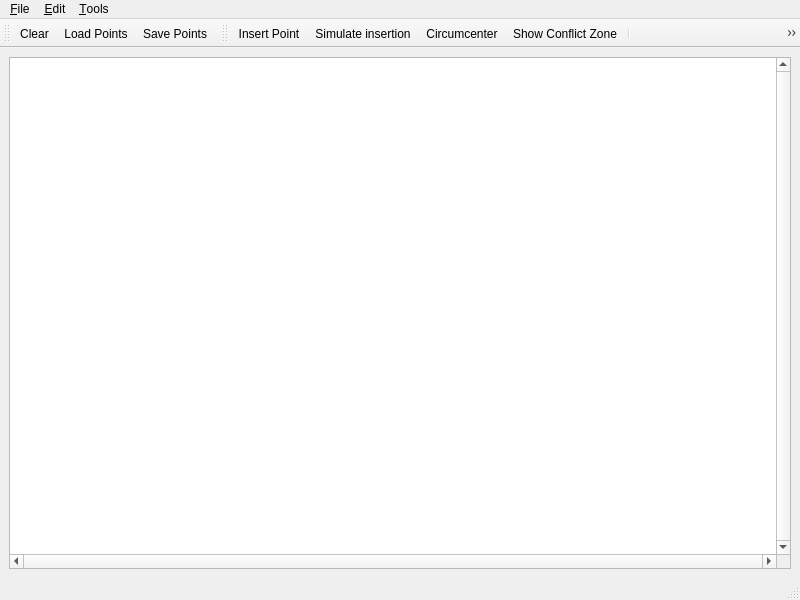
First picture: the form in Delaunay_triangulation_2.ui, repository nmoya/Incremental_Delaunay, before the edit.
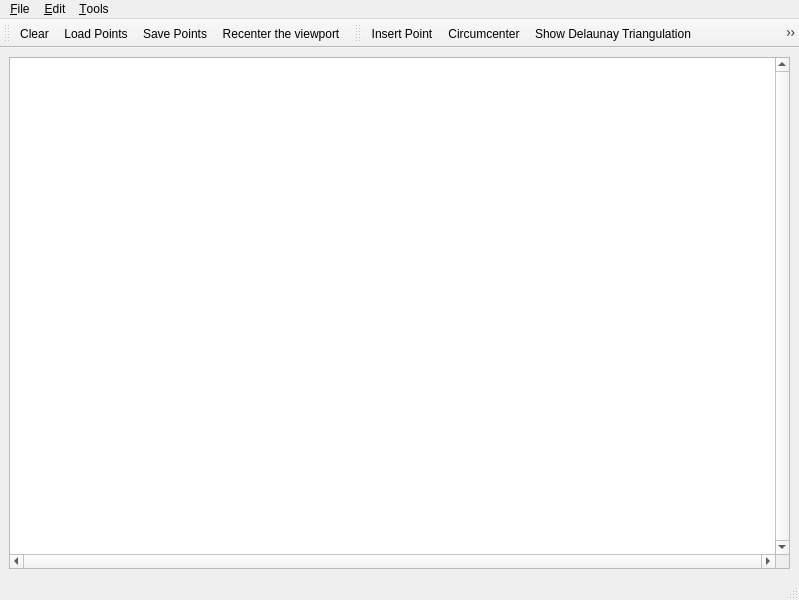
Second picture: the form after the edit. Icons and pictures are not drawn.

What changed in the file:
```diff
--- a/Delaunay_triangulation_2.ui
+++ b/Delaunay_triangulation_2.ui
@@ -1,12 +1,12 @@
 <ui version="4.0" >
  <author>GeometryFactory</author>
  <class>Delaunay_triangulation_2</class>
- <widget class="QMainWindow" name="Delaunay_triangulation_2" >
-  <property name="geometry" >
+ <widget class="QMainWindow" name="Delaunay_triangulation_2">
+  <property name="geometry">
    <rect>
     <x>0</x>
     <y>0</y>
-    <width>800</width>
+    <width>799</width>
     <height>600</height>
    </rect>
   </property>
@@ -48,9 +48,10 @@
    <attribute name="toolBarBreak" >
     <bool>false</bool>
    </attribute>
-   <addaction name="actionClear" />
-   <addaction name="actionLoadPoints" />
-   <addaction name="actionSavePoints" />
+   <addaction name="actionClear"/>
+   <addaction name="actionLoadPoints"/>
+   <addaction name="actionSavePoints"/>
+   <addaction name="actionRecenter"/>
   </widget>
   <widget class="QToolBar" name="toolBar" >
    <property name="windowTitle" >
@@ -62,27 +63,26 @@
    <attribute name="toolBarBreak" >
     <bool>false</bool>
    </attribute>
-   <addaction name="actionInsertPoint" />
-   <addaction name="actionMovingPoint" />
-   <addaction name="actionCircumcenter" />
-   <addaction name="actionShowConflictZone" />
-   <addaction name="separator" />
-   <addaction name="actionShowDelaunay" />
-   <addaction name="actionShowVoronoi" />
-   <addaction name="separator" />
-   <addaction name="actionRecenter" />
+   <addaction name="actionInsertPoint"/>
+   <addaction name="actionCircumcenter"/>
+   <addaction name="actionShowDelaunay"/>
+   <addaction name="actionMovingPoint"/>
+   <addaction name="actionShowVoronoi"/>
+   <addaction name="actionShowConflictZone"/>
+   <addaction name="separator"/>
+   <addaction name="separator"/>
   </widget>
-  <widget class="QMenuBar" name="menubar" >
-   <property name="geometry" >
+  <widget class="QMenuBar" name="menubar">
+   <property name="geometry">
     <rect>
      <x>0</x>
      <y>0</y>
-     <width>800</width>
-     <height>19</height>
+     <width>799</width>
+     <height>27</height>
     </rect>
    </property>
-   <widget class="QMenu" name="menuFile" >
-    <property name="title" >
+   <widget class="QMenu" name="menuFile">
+    <property name="title">
      <string>&amp;File</string>
     </property>
     <addaction name="separator" />
@@ -92,14 +92,14 @@
     <addaction name="separator" />
     <addaction name="actionQuit" />
    </widget>
-   <widget class="QMenu" name="menuEdit" >
-    <property name="title" >
+   <widget class="QMenu" name="menuEdit">
+    <property name="title">
      <string>&amp;Edit</string>
     </property>
     <addaction name="actionInsertRandomPoints" />
    </widget>
-   <widget class="QMenu" name="menuTools" >
-    <property name="title" >
+   <widget class="QMenu" name="menuTools">
+    <property name="title">
      <string>&amp;Tools</string>
     </property>
     <addaction name="actionInsertPoint" />
@@ -112,9 +112,9 @@
     <addaction name="separator" />
     <addaction name="actionRecenter" />
    </widget>
-   <addaction name="menuFile" />
-   <addaction name="menuEdit" />
-   <addaction name="menuTools" />
+   <addaction name="menuFile"/>
+   <addaction name="menuEdit"/>
+   <addaction name="menuTools"/>
   </widget>
   <action name="actionAbout" >
    <property name="text" >
@@ -170,8 +170,11 @@
    <property name="checked" >
     <bool>false</bool>
    </property>
-   <property name="icon" >
-    <iconset resource="../icons/Input.qrc" >
+   <property name="enabled">
+    <bool>true</bool>
+   </property>
+   <property name="icon">
+    <iconset resource="../icons/Input.qrc">
      <normaloff>:/cgal/Input/inputPoint.png</normaloff>:/cgal/Input/inputPoint.png</iconset>
    </property>
    <property name="text" >
```
Left out of the diff: 233 changed lines with no effect on the pictures.
